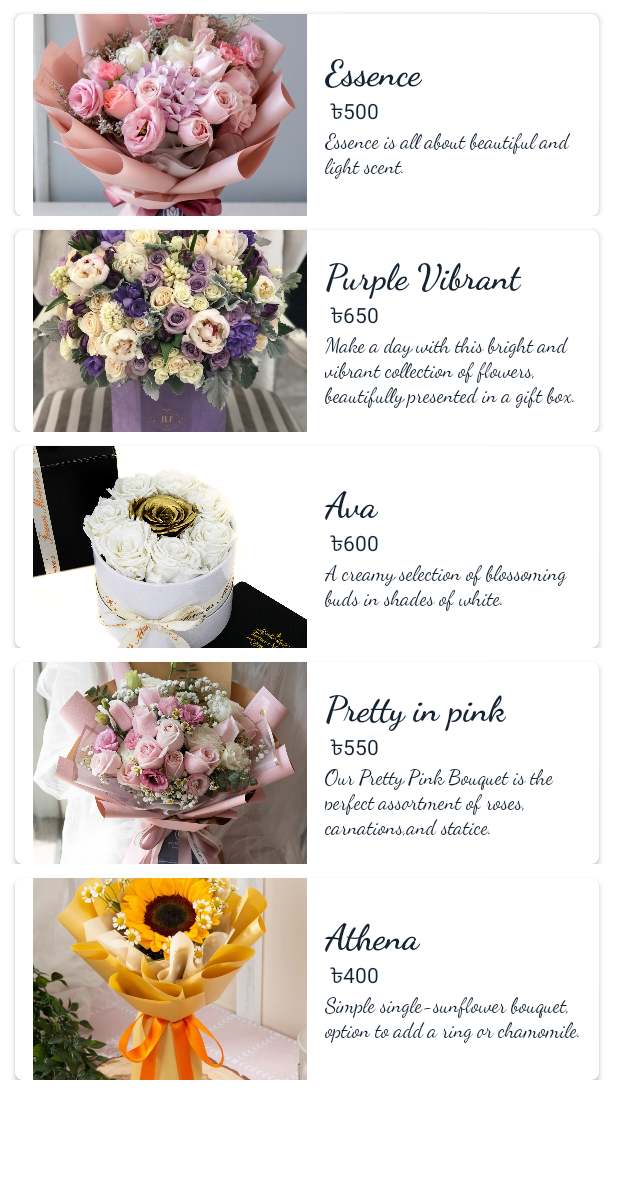
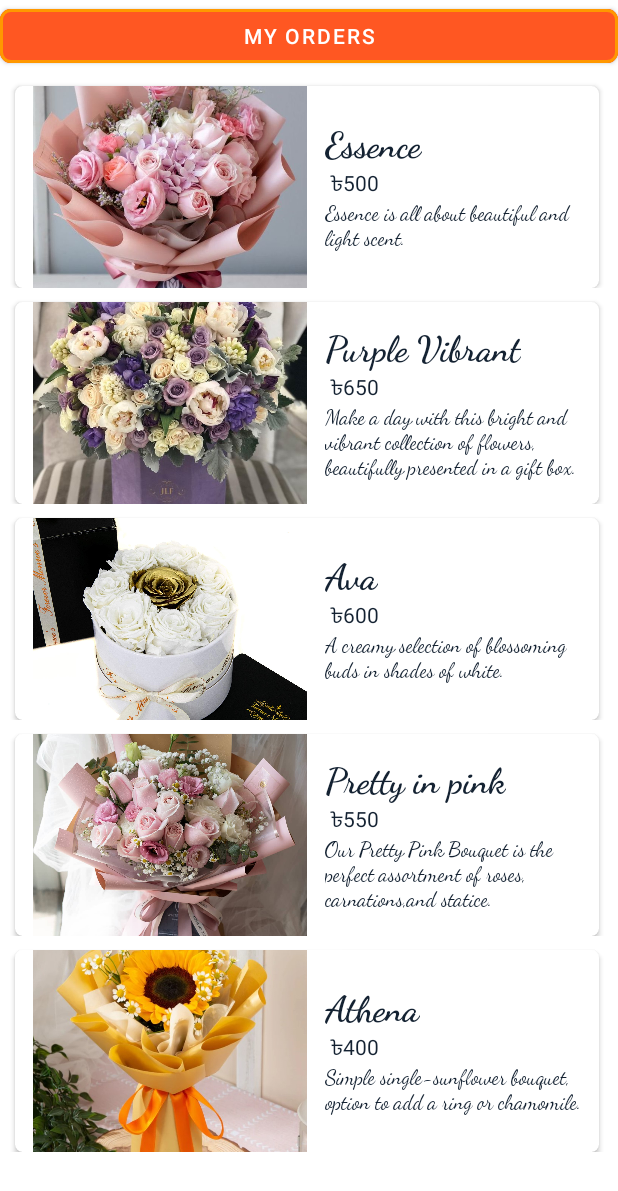
Before and after one commit to faisalbhuiyan3038/Floral_Store_MobileApp, an Android app: the ProductListingActivity screen opened directly, with no data from a screen before it, on a phone screen of 412 x 824 dp. Shown: the top 1191 px of the screen. Run offline under Robolectric (Android 15) with nearby library versions, the phone set to English and light mode, and no system bars.

Commit message:
adds order to db now, and can view orders page

```diff
--- a/app/src/main/java/com/cse464/floralstore/activities/ProductListingActivity.java
+++ b/app/src/main/java/com/cse464/floralstore/activities/ProductListingActivity.java
@@ -3,7 +3,10 @@ package com.cse464.floralstore.activities;
 import androidx.appcompat.app.AppCompatActivity;
 import androidx.recyclerview.widget.LinearLayoutManager;
 
+import android.content.Intent;
 import android.os.Bundle;
+import android.view.View;
+import android.widget.Button;
 
 import com.cse464.floralstore.Adapters.MainAdapter;
 import com.cse464.floralstore.Models.MainModel;
@@ -22,6 +25,14 @@ public class ProductListingActivity extends AppCompatActivity {
         binding = ActivityFlowerProductListingBinding.inflate(getLayoutInflater());
         setContentView(binding.getRoot());
 
+        binding.myOrderBtn.setOnClickListener(new View.OnClickListener() {
+            @Override
+            public void onClick(View v) {
+                Intent intent = new Intent(ProductListingActivity.this, OrderActivity.class);
+                startActivity(intent);
+            }
+        });
+
         ArrayList<MainModel> list = new ArrayList<>();
 
         list.add(new MainModel(R.drawable.pinks, "Essence" , "500" , "Essence is all about beautiful and light scent."));
--- a/app/src/main/res/layout/activity_detail.xml
+++ b/app/src/main/res/layout/activity_detail.xml
@@ -50,7 +50,7 @@
                     app:srcCompat="@drawable/plus" />
 
                 <TextView
-                    android:id="@+id/textView3"
+                    android:id="@+id/qtytextview"
                     android:layout_width="wrap_content"
                     android:layout_height="wrap_content"
                     android:layout_marginLeft="2dp"
@@ -142,7 +142,7 @@
         </LinearLayout>
 
         <Button
-            android:id="@+id/button"
+            android:id="@+id/insertBtn"
             android:layout_width="match_parent"
             android:layout_height="wrap_content"
             android:layout_marginTop="20dp"
--- a/app/src/main/res/layout/activity_flower_product_listing.xml
+++ b/app/src/main/res/layout/activity_flower_product_listing.xml
@@ -8,6 +8,17 @@
     android:orientation="vertical">
 
 
+    <Button
+        android:id="@+id/myOrderBtn"
+        android:layout_width="match_parent"
+        android:layout_height="wrap_content"
+        android:backgroundTint="#FF5722"
+        android:backgroundTintMode="add"
+        android:text="My Orders"
+        android:visibility="visible"
+        app:cornerRadius="7dp"
+        app:strokeColor="#FF9800"
+        app:strokeWidth="2dp" />
 
     <androidx.recyclerview.widget.RecyclerView
         android:id="@+id/recyclerView"
```
Also changed, not shown: app/src/main/java/com/cse464/floralstore/activities/DBHelper.java (+17 -15 lines), app/src/main/java/com/cse464/floralstore/activities/DetailActivity.java (+29 -4 lines).
